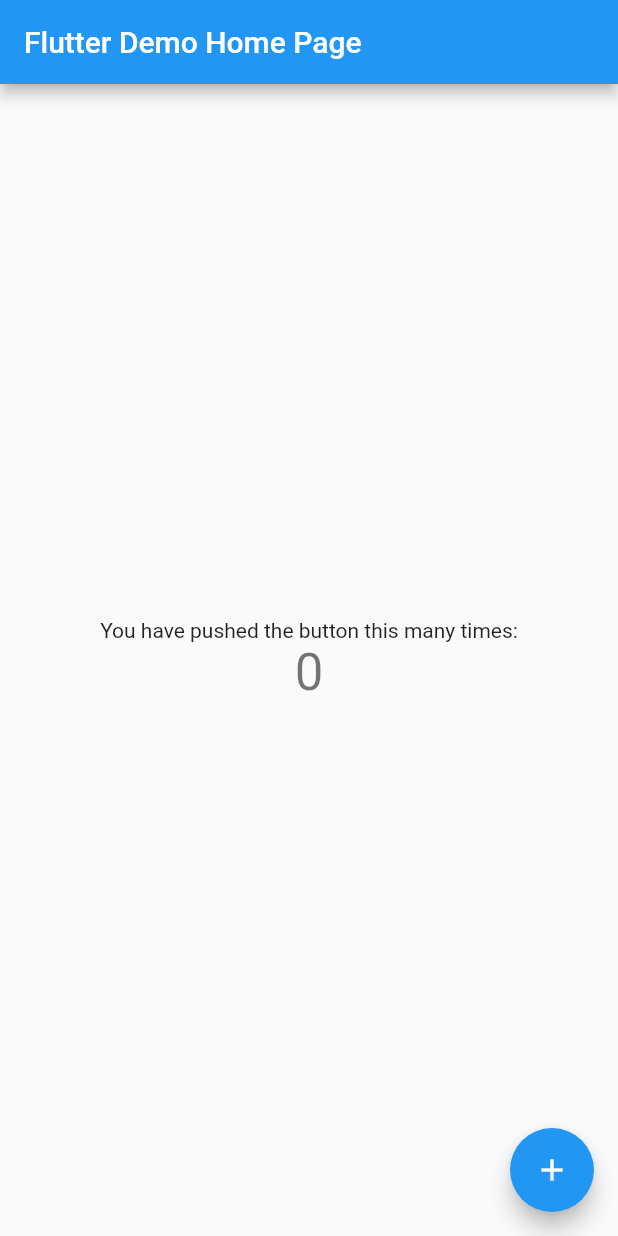
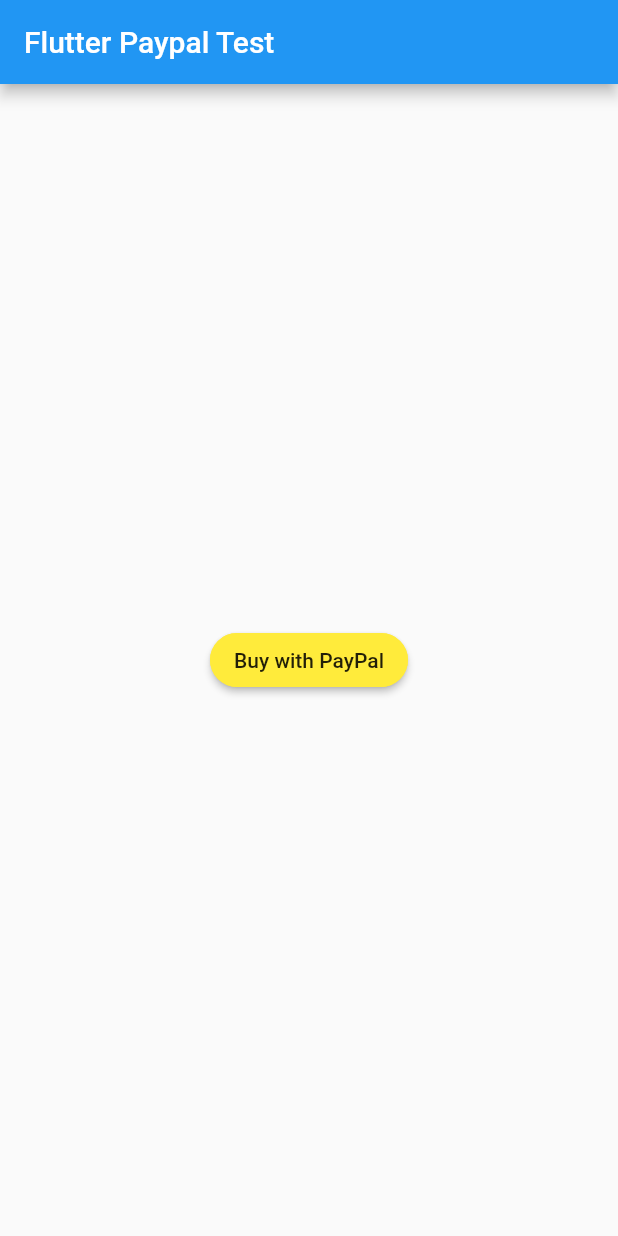
Before and after one commit to jorgeruizUdt/paypal_flutter, a Flutter app: the screen it shows after launch, on a phone screen of 412 x 824 dp. Run offline on Flutter 3.47's test engine with Material 2 defaults, Android fonts, the phone set to English and light mode, and no system bars; missing offline and left inert: dart:html.

Commit message:
Enviando params a node

```diff
--- a/lib/main.dart
+++ b/lib/main.dart
@@ -1,4 +1,5 @@
 import 'package:flutter/material.dart';
+import 'package:paypal_flutter/manager.dart';
 
 void main() {
   runApp(const MyApp());
@@ -13,34 +14,15 @@ class MyApp extends StatelessWidget {
     return MaterialApp(
       title: 'Flutter Demo',
       theme: ThemeData(
-        // This is the theme of your application.
-        //
-        // Try running your application with "flutter run". You'll see the
-        // application has a blue toolbar. Then, without quitting the app, try
-        // changing the primarySwatch below to Colors.green and then invoke
-        // "hot reload" (press "r" in the console where you ran "flutter run",
-        // or simply save your changes to "hot reload" in a Flutter IDE).
-        // Notice that the counter didn't reset back to zero; the application
-        // is not restarted.
         primarySwatch: Colors.blue,
       ),
-      home: const MyHomePage(title: 'Flutter Demo Home Page'),
+      home: const MyHomePage(title: 'Flutter Paypal Test'),
     );
   }
 }
 
 class MyHomePage extends StatefulWidget {
   const MyHomePage({super.key, required this.title});
-
-  // This widget is the home page of your application. It is stateful, meaning
-  // that it has a State object (defined below) that contains fields that affect
-  // how it looks.
-
-  // This class is the configuration for the state. It holds the values (in this
-  // case the title) provided by the parent (in this case the App widget) and
-  // used by the build method of the State. Fields in a Widget subclass are
-  // always marked "final".
-
   final String title;
 
   @override
@@ -48,67 +30,34 @@ class MyHomePage extends StatefulWidget {
 }
 
 class _MyHomePageState extends State<MyHomePage> {
-  int _counter = 0;
-
-  void _incrementCounter() {
-    setState(() {
-      // This call to setState tells the Flutter framework that something has
-      // changed in this State, which causes it to rerun the build method below
-      // so that the display can reflect the updated values. If we changed
-      // _counter without calling setState(), then the build method would not be
-      // called again, and so nothing would appear to happen.
-      _counter++;
-    });
-  }
-
   @override
   Widget build(BuildContext context) {
-    // This method is rerun every time setState is called, for instance as done
-    // by the _incrementCounter method above.
-    //
-    // The Flutter framework has been optimized to make rerunning build methods
-    // fast, so that you can just rebuild anything that needs updating rather
-    // than having to individually change instances of widgets.
     return Scaffold(
       appBar: AppBar(
-        // Here we take the value from the MyHomePage object that was created by
-        // the App.build method, and use it to set our appbar title.
         title: Text(widget.title),
       ),
       body: Center(
-        // Center is a layout widget. It takes a single child and positions it
-        // in the middle of the parent.
         child: Column(
-          // Column is also a layout widget. It takes a list of children and
-          // arranges them vertically. By default, it sizes itself to fit its
-          // children horizontally, and tries to be as tall as its parent.
-          //
-          // Invoke "debug painting" (press "p" in the console, choose the
-          // "Toggle Debug Paint" action from the Flutter Inspector in Android
-          // Studio, or the "Toggle Debug Paint" command in Visual Studio Code)
-          // to see the wireframe for each widget.
-          //
-          // Column has various properties to control how it sizes itself and
-          // how it positions its children. Here we use mainAxisAlignment to
-          // center the children vertically; the main axis here is the vertical
-          // axis because Columns are vertical (the cross axis would be
-          // horizontal).
           mainAxisAlignment: MainAxisAlignment.center,
-          children: <Widget>[
-            const Text(
-              'You have pushed the button this many times:',
-            ),
-            Text(
-              '$_counter',
-              style: Theme.of(context).textTheme.headlineMedium,
+          children: [
+            ElevatedButton(
+              onPressed: () async {
+                Manager().goToURL();
+              },
+              style: ButtonStyle(
+                  backgroundColor:
+                      const MaterialStatePropertyAll<Color>(Colors.yellow),
+                  shape: MaterialStateProperty.all<RoundedRectangleBorder>(
+                      RoundedRectangleBorder(
+                          borderRadius: BorderRadius.circular(18.0),
+                          side: const BorderSide(color: Colors.yellow)))),
+              child: const Text(
+                "Buy with PayPal",
+                style: TextStyle(color: Colors.black87),
+              ),
             ),
           ],
         ),
-      ),
-      floatingActionButton: FloatingActionButton(
-        onPressed: _incrementCounter,
-        tooltip: 'Increment',
-        child: const Icon(Icons.add),
       ), // This trailing comma makes auto-formatting nicer for build methods.
     );
   }
--- /dev/null
+++ b/lib/manager.dart
@@ -0,0 +1,20 @@
+import 'dart:developer';
+import 'dart:html';
+import 'package:flutter/material.dart';
+import 'package:url_launcher/url_launcher.dart';
+import 'dart:convert';
+
+class Manager {
+  String urlP =
+      "http://localhost:3000/pay/name=Red Hat/sku=001-1/prc=30.00/curr=USD/qnt=1";
+
+  goToURL() async {
+    var url = Uri.parse(urlP);
+    if (await canLaunchUrl(url)) {
+      // HttpRequest.postFormData(urlP, data);
+      await launchUrl(url);
+    } else {
+      throw 'Cannot launch $url';
+    }
+  }
+}
--- a/pubspec.yaml
+++ b/pubspec.yaml
@@ -30,6 +30,8 @@ environment:
 dependencies:
   flutter:
     sdk: flutter
+  url_launcher: ^6.1.6
+  http: ^0.12.0+2
 
 
   # The following adds the Cupertino Icons font to your application.
```
Also changed, not shown: pubspec.lock, 11 other files.
